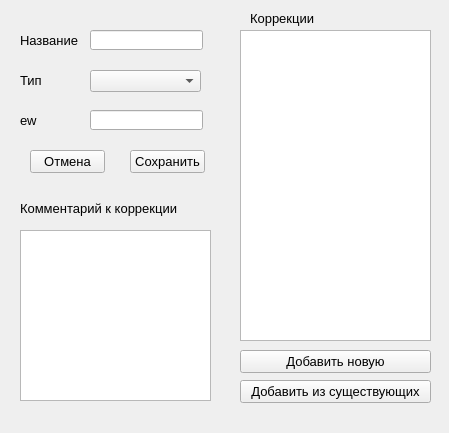
ivanzuev78/Glass_transition_math, file windows/edit_material_with_corrections.ui: the form before one commit.
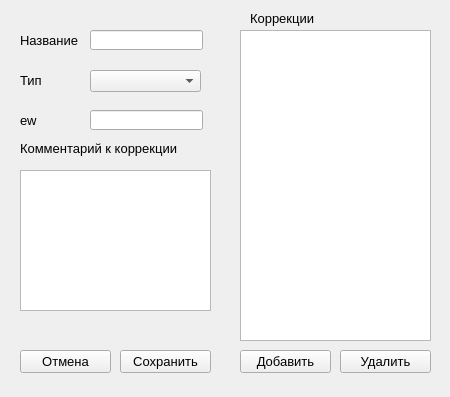
The form after the commit.

What changed in the file:
```diff
--- a/windows/edit_material_with_corrections.ui
+++ b/windows/edit_material_with_corrections.ui
@@ -6,8 +6,8 @@
    <rect>
     <x>0</x>
     <y>0</y>
-    <width>449</width>
-    <height>433</height>
+    <width>450</width>
+    <height>397</height>
    </rect>
   </property>
   <property name="font">
@@ -46,25 +46,25 @@
     <rect>
      <x>240</x>
      <y>350</y>
-     <width>191</width>
+     <width>91</width>
      <height>23</height>
     </rect>
    </property>
    <property name="text">
-    <string>Добавить новую</string>
+    <string>Добавить</string>
    </property>
   </widget>
   <widget class="QPushButton" name="add_exist_cor_but">
    <property name="geometry">
     <rect>
-     <x>240</x>
-     <y>380</y>
-     <width>191</width>
+     <x>340</x>
+     <y>350</y>
+     <width>91</width>
      <height>23</height>
     </rect>
    </property>
    <property name="text">
-    <string>Добавить из существующих</string>
+    <string>Удалить</string>
    </property>
   </widget>
   <widget class="QLabel" name="label_3">
@@ -83,9 +83,9 @@
   <widget class="QPushButton" name="save_but">
    <property name="geometry">
     <rect>
-     <x>130</x>
-     <y>150</y>
-     <width>75</width>
+     <x>120</x>
+     <y>350</y>
+     <width>91</width>
      <height>23</height>
     </rect>
    </property>
@@ -122,9 +122,9 @@
   <widget class="QPushButton" name="cancel_but">
    <property name="geometry">
     <rect>
-     <x>30</x>
-     <y>150</y>
-     <width>75</width>
+     <x>20</x>
+     <y>350</y>
+     <width>91</width>
      <height>23</height>
     </rect>
    </property>
@@ -166,9 +166,9 @@
    <property name="geometry">
     <rect>
      <x>20</x>
-     <y>230</y>
+     <y>170</y>
      <width>191</width>
-     <height>171</height>
+     <height>141</height>
     </rect>
    </property>
   </widget>
@@ -176,7 +176,7 @@
    <property name="geometry">
     <rect>
      <x>20</x>
-     <y>200</y>
+     <y>140</y>
      <width>181</width>
      <height>16</height>
     </rect>
```
